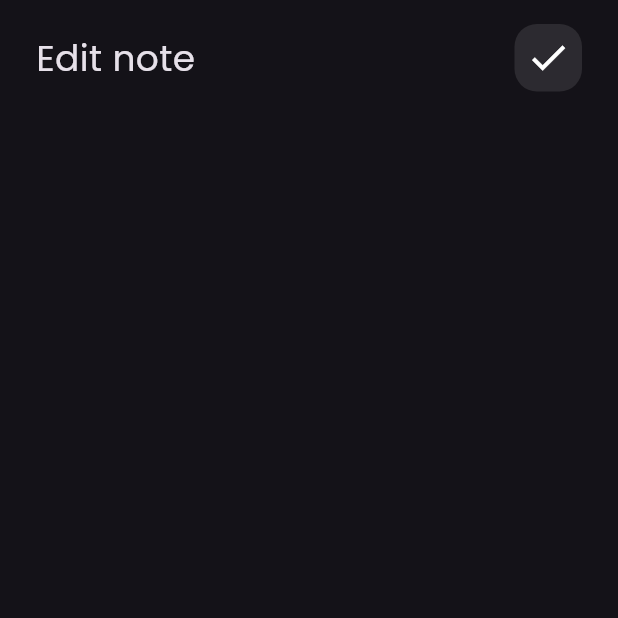
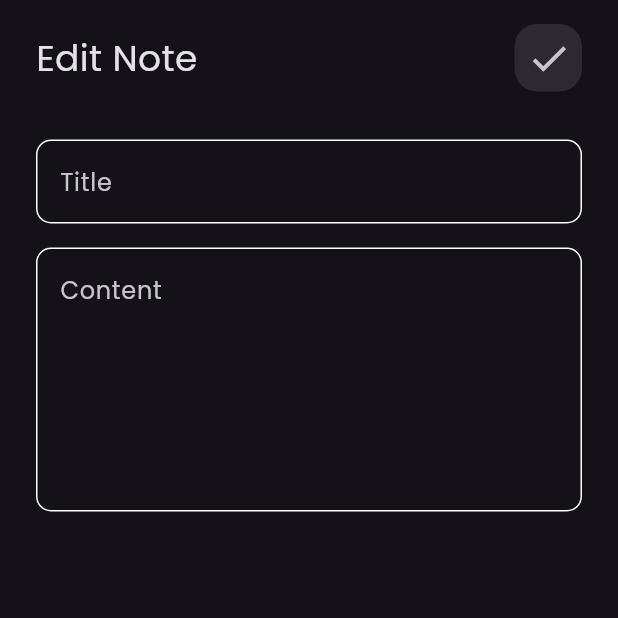
Before and after one commit to YOSSIFREFAAT/Notes-App, a Flutter app: the EditNoteView screen opened directly, on a phone screen of 412 x 824 dp, the top half of it. Run offline on Flutter 3.47's test engine with Material 3 defaults, Android fonts, the phone set to English and light mode, and no system bars.

Commit message:
Finish edit note view

```diff
--- a/lib/Views/Widgets/Custom_Search_Icon.dart
+++ b/lib/Views/Widgets/Custom_Search_Icon.dart
@@ -14,7 +14,11 @@ class CustomSearchIcon extends StatelessWidget {
         color: Colors.white.withOpacity(0.1),
       ),
       child: Center(
-        child: Icon(icon, size: 30),
+        child: IconButton(
+          splashRadius: 30,
+          icon: Icon(icon, size: 30),
+          onPressed: () {},
+        ),
       ),
     );
   }
--- a/lib/Views/Widgets/edit_note_view_body.dart
+++ b/lib/Views/Widgets/edit_note_view_body.dart
@@ -1,5 +1,6 @@
 import 'package:flutter/material.dart';
 import 'package:notes_app/Views/Widgets/custom_appbar.dart';
+import 'package:notes_app/Views/Widgets/custom_text_field.dart';
 
 class EditNoteViewBody extends StatelessWidget {
   const EditNoteViewBody({super.key});
@@ -9,8 +10,17 @@ class EditNoteViewBody extends StatelessWidget {
     return const Column(
       children: [
         CustomAppbar(
-          title: "Edit note",
+          title: "Edit Note",
           icon: Icons.check,
+        ),
+        SizedBox(height: 32),
+        CustomTextField(
+          hintText: "Title",
+        ),
+        SizedBox(height: 16),
+        CustomTextField(
+          hintText: "Content",
+          maxLines: 6,
         ),
       ],
     );
```
